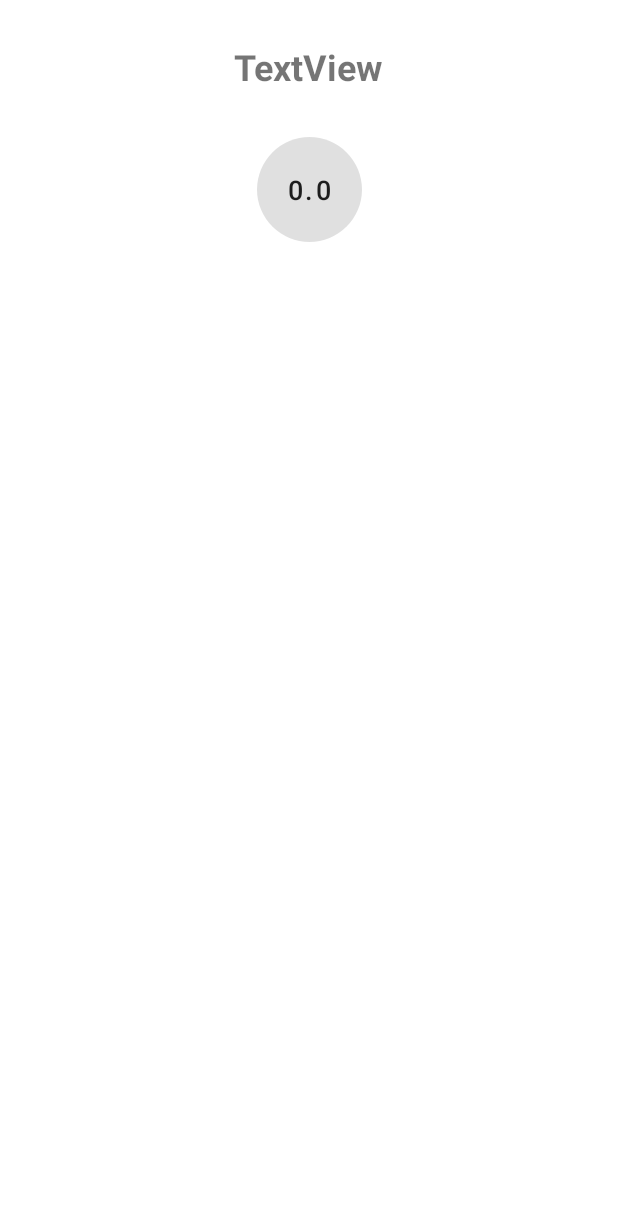
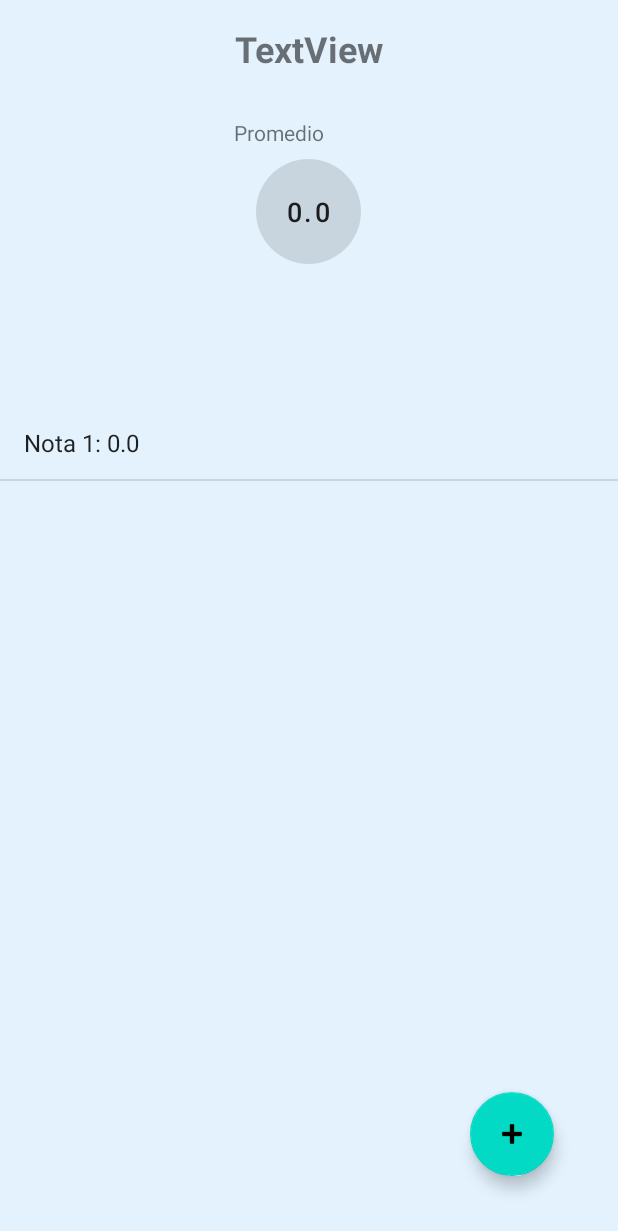
Before and after one commit to fabian0303/smart-organizer-kotlin, an Android app: the NotaDetalle screen opened directly, with no data from a screen before it, on a phone screen of 412 x 824 dp. Shown: the top 1231 px of the screen. Run offline under Robolectric (Android 15) with nearby library versions, the light colour scheme and no system bars; 4 statements that could not run were skipped.

Commit message:
Arreglando cosas en la vista de detalles de notas de un curso

```diff
--- a/OrganizadorUniversitario/app/src/main/AndroidManifest.xml
+++ b/OrganizadorUniversitario/app/src/main/AndroidManifest.xml
@@ -1,17 +1,18 @@
 <?xml version="1.0" encoding="utf-8"?>
 <manifest xmlns:android="http://schemas.android.com/apk/res/android"
     package="tecnologiasmoviles.organizadoruniversitario">
-    <uses-permission android:name="android.permission.INTERNET"/>
+
+    <uses-permission android:name="android.permission.INTERNET" />
 
     <application
-
         android:allowBackup="true"
         android:icon="@mipmap/ic_launcher"
         android:label="@string/app_name"
         android:roundIcon="@mipmap/ic_launcher_round"
         android:supportsRtl="true"
         android:theme="@style/AppTheme">
-        <activity android:name=".NotaDetalle"></activity>
+        <activity android:name=".NotaDetalleAdapter"></activity>
+        <activity android:name=".NotaDetalle" />
         <activity android:name=".GradeActivity" />
         <activity android:name=".ScheduleActivity" />
         <activity android:name=".HomeActivity" />
--- a/OrganizadorUniversitario/app/src/main/java/tecnologiasmoviles/organizadoruniversitario/NotaDetalle.kt
+++ b/OrganizadorUniversitario/app/src/main/java/tecnologiasmoviles/organizadoruniversitario/NotaDetalle.kt
@@ -2,6 +2,8 @@ package tecnologiasmoviles.organizadoruniversitario
 
 import androidx.appcompat.app.AppCompatActivity
 import android.os.Bundle
+import android.widget.ArrayAdapter
+import android.widget.ListView
 import kotlinx.android.synthetic.main.activity_nota_detalle.*
 import kotlinx.android.synthetic.main.item_nota.*
 
@@ -12,7 +14,15 @@ class NotaDetalle : AppCompatActivity() {
         super.onCreate(savedInstanceState)
         setContentView(R.layout.activity_nota_detalle)
         title = "Detalles"
+
         val nota = intent.getSerializableExtra("Nota") as Nota
+        var notas_lista = arrayListOf<String>()
+        var i = 1
+        for (nota in nota.notas){
+            notas_lista.add("Nota "+i+": "+nota)
+            i++
+        }
+        lista_notas.adapter = ArrayAdapter(this,android.R.layout.simple_list_item_1,notas_lista)
 
         curso.text = nota.nombreCurso
         val promedio1= calcularPromedio(nota.notas)
--- a/OrganizadorUniversitario/app/src/main/res/layout/activity_nota_detalle.xml
+++ b/OrganizadorUniversitario/app/src/main/res/layout/activity_nota_detalle.xml
@@ -4,6 +4,7 @@
     xmlns:tools="http://schemas.android.com/tools"
     android:layout_width="match_parent"
     android:layout_height="match_parent"
+    android:background="@color/fondo"
     tools:context=".NotaDetalle">
 
     <Button
@@ -22,23 +23,54 @@
         android:textSize="18sp"
         app:layout_constraintBottom_toBottomOf="parent"
         app:layout_constraintEnd_toEndOf="parent"
+        app:layout_constraintHorizontal_bias="0.4"
         app:layout_constraintStart_toStartOf="parent"
         app:layout_constraintTop_toTopOf="parent"
-        app:layout_constraintVertical_bias="0.103" />
+        app:layout_constraintVertical_bias="0.123" />
 
     <TextView
         android:id="@+id/curso"
         android:layout_width="wrap_content"
         android:layout_height="wrap_content"
         android:layout_marginStart="168dp"
-        android:layout_marginTop="28dp"
+        android:layout_marginTop="16dp"
         android:layout_marginEnd="168dp"
         android:text="TextView"
         android:textSize="24sp"
         android:textStyle="bold"
         app:layout_constraintEnd_toEndOf="parent"
-        app:layout_constraintHorizontal_bias="0.521"
         app:layout_constraintStart_toStartOf="parent"
         app:layout_constraintTop_toTopOf="parent" />
 
+    <com.google.android.material.floatingactionbutton.FloatingActionButton
+        android:id="@+id/floatingActionButton2"
+        android:layout_width="wrap_content"
+        android:layout_height="wrap_content"
+        android:layout_marginBottom="40dp"
+        android:clickable="true"
+        app:layout_constraintBottom_toBottomOf="parent"
+        app:layout_constraintEnd_toEndOf="parent"
+        app:layout_constraintHorizontal_bias="0.88"
+        app:layout_constraintStart_toStartOf="parent"
+        app:srcCompat="@android:drawable/ic_input_add" />
+
+    <ListView
+        android:id="@+id/lista_notas"
+        android:layout_width="432dp"
+        android:layout_height="437dp"
+        app:layout_constraintBottom_toBottomOf="parent"
+        app:layout_constraintStart_toStartOf="parent"
+        app:layout_constraintTop_toTopOf="parent"
+        app:layout_constraintVertical_bias="0.702" />
+
+    <TextView
+        android:id="@+id/textView"
+        android:layout_width="wrap_content"
+        android:layout_height="wrap_content"
+        android:layout_marginStart="156dp"
+        android:layout_marginBottom="8dp"
+        android:text="Promedio"
+        app:layout_constraintBottom_toTopOf="@+id/promedio"
+        app:layout_constraintStart_toStartOf="parent" />
+
 </androidx.constraintlayout.widget.ConstraintLayout>
```
